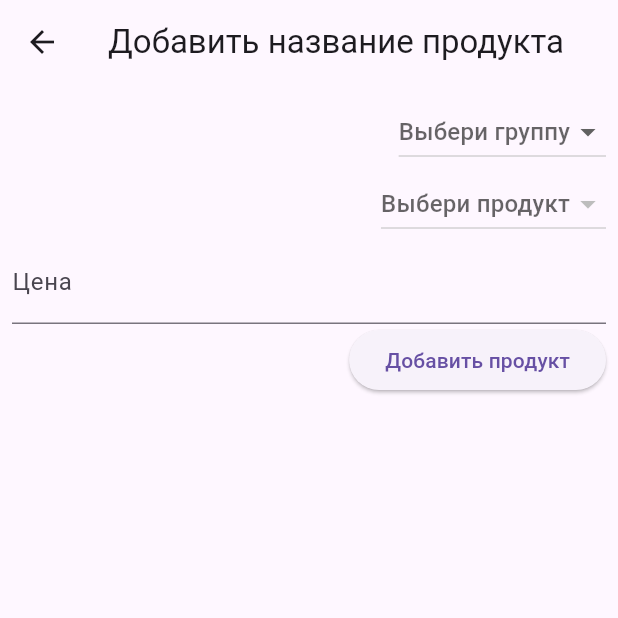
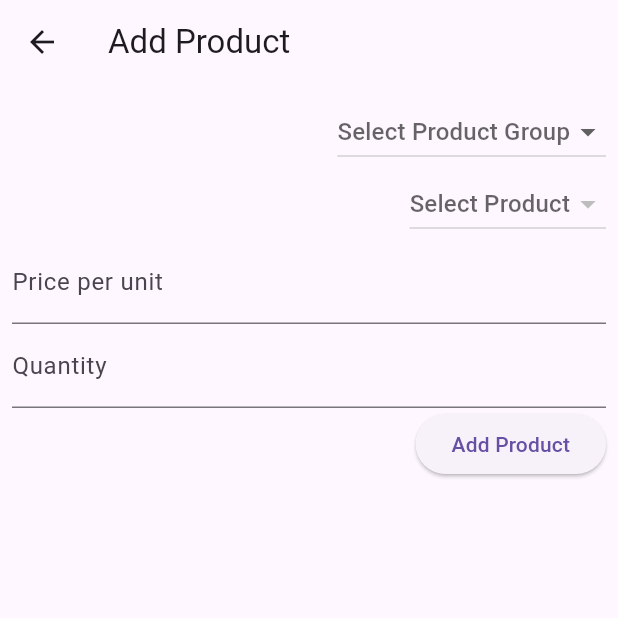
Before and after one commit to WooCommander/flutter_application_1, a Flutter app: the screen it shows after launch, after a tap on the "add" icon, on a phone screen of 412 x 824 dp, the top half of it. Run offline on Flutter 3.47's test engine with Material 3 defaults, Android fonts, the phone set to English and light mode, and no system bars; our stand-ins replace shared_preferences.

Commit message:
редактирование

```diff
--- a/lib/models/product.dart
+++ b/lib/models/product.dart
@@ -1,19 +1,25 @@
 // lib/models/product.dart
 class Product {
   String name;
-  double price;
+  double price; // цена за единицу
+  double quantity;
   DateTime date;
   String group;
 
-  Product(
-      {required this.name,
-      required this.price,
-      required this.date,
-      required this.group});
+  Product({
+    required this.name,
+    required this.price,
+    required this.quantity,
+    required this.date,
+    required this.group,
+  });
+
+  double get totalPrice => price * quantity; // вычисление общей стоимости
 }
 
 class ProductName {
   String name;
   String group;
+
   ProductName(this.name, this.group);
 }
--- a/lib/screens/add_product_screen.dart
+++ b/lib/screens/add_product_screen.dart
@@ -4,7 +4,7 @@ import '../models/product.dart';
 import '../models/product_group.dart';
 
 class AddProductScreen extends StatefulWidget {
-  final Function(String, double, String) addProduct;
+  final Function(String, double, double, String) addProduct;
   final List<ProductName> productNames;
   final List<ProductGroup> productGroups;
 
@@ -20,24 +20,30 @@ class AddProductScreen extends StatefulWidget {
 
 class _AddProductScreenState extends State<AddProductScreen> {
   final _priceController = TextEditingController();
+  final _quantityController =
+      TextEditingController(); // Добавлен контроллер для количества
   String _selectedProductName = '';
   String _selectedProductGroup = '';
 
   void _submitData() {
     if (_selectedProductName.isEmpty ||
         _priceController.text.isEmpty ||
+        _quantityController.text.isEmpty ||
         _selectedProductGroup.isEmpty) {
       return;
     }
 
     final enteredPrice = double.parse(_priceController.text);
-    if (enteredPrice <= 0) {
+    final enteredQuantity =
+        double.parse(_quantityController.text); // Получение количества
+    if (enteredPrice <= 0 || enteredQuantity <= 0) {
       return;
     }
 
-    widget.addProduct(
-        _selectedProductName, enteredPrice, _selectedProductGroup);
+    widget.addProduct(_selectedProductName, enteredPrice, enteredQuantity,
+        _selectedProductGroup);
     _priceController.clear();
+    _quantityController.clear(); // Очистка поля количества
     setState(() {
       _selectedProductName = '';
       _selectedProductGroup = '';
@@ -49,7 +55,7 @@ class _AddProductScreenState extends State<AddProductScreen> {
   Widget build(BuildContext context) {
     return Scaffold(
       appBar: AppBar(
-        title: Text('Добавить название продукта'),
+        title: Text('Add Product'),
       ),
       body: Padding(
         padding: const EdgeInsets.all(8.0),
@@ -59,7 +65,7 @@ class _AddProductScreenState extends State<AddProductScreen> {
             DropdownButton<String>(
               value:
                   _selectedProductGroup.isEmpty ? null : _selectedProductGroup,
-              hint: Text('Выбери группу'),
+              hint: Text('Select Product Group'),
               items: widget.productGroups
                   .map((productGroup) => DropdownMenuItem<String>(
                         value: productGroup.name,
@@ -75,7 +81,7 @@ class _AddProductScreenState extends State<AddProductScreen> {
             ),
             DropdownButton<String>(
               value: _selectedProductName.isEmpty ? null : _selectedProductName,
-              hint: Text('Выбери продукт'),
+              hint: Text('Select Product'),
               items: widget.productNames
                   .where((productName) =>
                       productName.group == _selectedProductGroup)
@@ -92,12 +98,17 @@ class _AddProductScreenState extends State<AddProductScreen> {
             ),
             TextField(
               controller: _priceController,
-              decoration: InputDecoration(labelText: 'Цена'),
+              decoration: InputDecoration(labelText: 'Price per unit'),
+              keyboardType: TextInputType.number,
+            ),
+            TextField(
+              controller: _quantityController, // Поле для ввода количества
+              decoration: InputDecoration(labelText: 'Quantity'),
               keyboardType: TextInputType.number,
             ),
             ElevatedButton(
               onPressed: _submitData,
-              child: Text('Добавить продукт'),
+              child: Text('Add Product'),
             ),
           ],
         ),
--- a/lib/screens/product_list_screen.dart
+++ b/lib/screens/product_list_screen.dart
@@ -1,4 +1,3 @@
-// lib/screens/product_list_screen.dart
 import 'package:flutter/material.dart';
 import 'package:shared_preferences/shared_preferences.dart';
 import 'dart:convert';
@@ -15,13 +14,9 @@ class ProductListScreen extends StatefulWidget {
 }
 
 class _ProductListScreenState extends State<ProductListScreen> {
-  final List<Product> _products = [Product(name: 'Персик', price:15, date: DateTime(2024, 6,13), group: 'Фрукты')];
+  final List<Product> _products = [];
   final List<ProductName> _productNames = [];
-  final List<ProductGroup> _productGroups = [
-    ProductGroup('Фрукты'),
-    ProductGroup('Овощи')
-  ];
-
+  final List<ProductGroup> _productGroups = [];
 
   @override
   void initState() {
@@ -31,20 +26,35 @@ class _ProductListScreenState extends State<ProductListScreen> {
 
   void _loadProducts() async {
     final prefs = await SharedPreferences.getInstance();
+
+    // Проверка флага, была ли уже выполнена инициализация
+    final isInitialized = prefs.getBool('isInitialized') ?? false;
+
+    if (!isInitialized) {
+      // Если инициализация не выполнена, добавляем предустановленные данные
+      _initializeDefaultData();
+
+      // Устанавливаем флаг, что инициализация выполнена
+      await prefs.setBool('isInitialized', true);
+    } else {
+      // Загружаем сохранённые данные
       final productData = prefs.getString('products');
       final productNameData = prefs.getString('productNames');
       final productGroupData = prefs.getString('productGroups');
+
       if (productData != null) {
         final productList = json.decode(productData) as List;
         setState(() {
           _products.addAll(productList.map((item) => Product(
                 name: item['name'],
                 price: item['price'],
+                quantity: (item['quantity'] as num).toDouble(),
                 date: DateTime.parse(item['date']),
                 group: item['group'],
               )));
         });
       }
+
       if (productNameData != null) {
         final productNameList = json.decode(productNameData) as List;
         setState(() {
@@ -52,13 +62,28 @@ class _ProductListScreenState extends State<ProductListScreen> {
               .map((item) => ProductName(item['name'], item['group'])));
         });
       }
+
       if (productGroupData != null) {
         final productGroupList = json.decode(productGroupData) as List;
         setState(() {
-        _productGroups
-            .addAll(productGroupList.map((item) => ProductGroup(item['name'])));
+          _productGroups.addAll(
+              productGroupList.map((item) => ProductGroup(item['name'])));
         });
       }
+    }
+  }
+
+  void _initializeDefaultData() {
+    // Добавляем предустановленные группы, если их ещё нет
+    _addProductGroup('Фрукты');
+    _addProductGroup('Овощи');
+
+    // Добавляем предустановленные товары, если их ещё нет
+    _addProductName('Персик', 'Фрукты');
+    _addProductName('Яблоко', 'Фрукты');
+    _addProductName('Груша', 'Фрукты');
+    _addProductName('Капуста', 'Овощи');
+    _addProductName('Морковка', 'Овощи');
   }
 
   void _saveProducts() async {
@@ -67,6 +92,7 @@ class _ProductListScreenState extends State<ProductListScreen> {
         .map((item) => {
               'name': item.name,
               'price': item.price,
+              'quantity': item.quantity,
               'date': item.date.toIso8601String(),
               'group': item.group,
             })
@@ -86,19 +112,102 @@ class _ProductListScreenState extends State<ProductListScreen> {
     prefs.setString('productGroups', json.encode(productGroupList));
   }
 
-  void _addProduct(String name, double price, String group) {
+  void _clearData() async {
+    final prefs = await SharedPreferences.getInstance();
+    await prefs.clear(); // Очистка всех сохранённых данных
+
+    setState(() {
+      _products.clear();
+      _productNames.clear();
+      _productGroups.clear();
+    });
+  }
+
+  void _addProduct(String name, double price, double quantity, String group) {
     setState(() {
       _products.add(Product(
-          name: name, price: price, date: DateTime.now(), group: group));
+          name: name,
+          price: price,
+          quantity: quantity,
+          date: DateTime.now(),
+          group: group));
+      _saveProducts();
+    });
+  }
+
+  void _editProduct(Product product) {
+    showDialog(
+      context: context,
+      builder: (ctx) {
+        final _priceController =
+            TextEditingController(text: product.price.toString());
+        final _quantityController =
+            TextEditingController(text: product.quantity.toString());
+        return AlertDialog(
+          title: Text('Редактировать товар'),
+          content: Column(
+            mainAxisSize: MainAxisSize.min,
+            children: [
+              TextField(
+                controller: _priceController,
+                decoration: InputDecoration(labelText: 'Цена за единицу'),
+                keyboardType: TextInputType.numberWithOptions(decimal: true),
+              ),
+              TextField(
+                controller: _quantityController,
+                decoration: InputDecoration(labelText: 'Количество'),
+                keyboardType: TextInputType.numberWithOptions(decimal: true),
+              ),
+            ],
+          ),
+          actions: [
+            TextButton(
+              onPressed: () {
+                setState(() {
+                  product.price = double.parse(_priceController.text);
+                  product.quantity = double.parse(_quantityController.text);
+                  _saveProducts();
+                });
+                Navigator.of(ctx).pop();
+              },
+              child: Text('Сохранить'),
+            ),
+            TextButton(
+              onPressed: () {
+                Navigator.of(ctx).pop();
+              },
+              child: Text('Отмена'),
+            ),
+          ],
+        );
+      },
+    );
+  }
+
+  void _deleteProduct(Product product) {
+    setState(() {
+      _products.remove(product);
       _saveProducts();
     });
   }
 
   void _addProductName(String name, String group) {
+    bool productExists = _productNames.any((productName) =>
+        productName.name == name && productName.group == group);
+
+    if (!productExists) {
       setState(() {
         _productNames.add(ProductName(name, group));
         _saveProducts();
       });
+    } else {
+      ScaffoldMessenger.of(context).showSnackBar(
+        SnackBar(
+          content: Text('Товар "$name" уже существует в группе "$group"!'),
+          duration: Duration(seconds: 2),
+        ),
+      );
+    }
   }
 
   void _editProductName(String oldName, String newName) {
@@ -118,10 +227,21 @@ class _ProductListScreenState extends State<ProductListScreen> {
   }
 
   void _addProductGroup(String name) {
+    bool groupExists = _productGroups.any((group) => group.name == name);
+
+    if (!groupExists) {
       setState(() {
         _productGroups.add(ProductGroup(name));
         _saveProducts();
       });
+    } else {
+      ScaffoldMessenger.of(context).showSnackBar(
+        SnackBar(
+          content: Text('Группа "$name" уже существует!'),
+          duration: Duration(seconds: 2),
+        ),
+      );
+    }
   }
 
   void _navigateToAddProductScreen(BuildContext context) {
@@ -153,6 +273,10 @@ class _ProductListScreenState extends State<ProductListScreen> {
         title: Text('Фиксатор цен'),
         actions: [
           IconButton(
+            icon: Icon(Icons.delete),
+            onPressed: () => _clearData(), // Кнопка для очистки данных
+          ),
+          IconButton(
             icon: Icon(Icons.edit),
             onPressed: () => _navigateToManageProductScreen(context),
           ),
@@ -161,7 +285,11 @@ class _ProductListScreenState extends State<ProductListScreen> {
       body: Column(
         children: [
           Expanded(
-            child: ProductList(_products),
+            child: ProductList(
+              _products,
+              onEdit: _editProduct,
+              onDelete: _deleteProduct,
+            ),
           ),
         ],
       ),
--- a/lib/widgets/product_list.dart
+++ b/lib/widgets/product_list.dart
@@ -1,11 +1,12 @@
-// lib/widgets/product_list.dart
 import 'package:flutter/material.dart';
 import '../models/product.dart';
 
 class ProductList extends StatelessWidget {
   final List<Product> products;
+  final Function(Product) onEdit;
+  final Function(Product) onDelete;
 
-  ProductList(this.products);
+  ProductList(this.products, {required this.onEdit, required this.onDelete});
 
   @override
   Widget build(BuildContext context) {
@@ -22,9 +23,20 @@ class ProductList extends StatelessWidget {
           children: groupProducts
               .map((product) => ListTile(
                     title: Text(product.name),
-                    subtitle: Text(product.price.toString()),
-                    trailing: Text(
-                      '${product.date.day}/${product.date.month}/${product.date.year}',
+                    subtitle: Text(
+                        'Цена за единицу: ${product.price.toStringAsFixed(2)}, Количество: ${product.quantity}'),
+                    trailing: Row(
+                      mainAxisSize: MainAxisSize.min,
+                      children: [
+                        IconButton(
+                          icon: Icon(Icons.edit),
+                          onPressed: () => onEdit(product),
+                        ),
+                        IconButton(
+                          icon: Icon(Icons.delete),
+                          onPressed: () => onDelete(product),
+                        ),
+                      ],
                     ),
                   ))
               .toList(),
```
Lines whose indentation alone changed are shown as unchanged.
